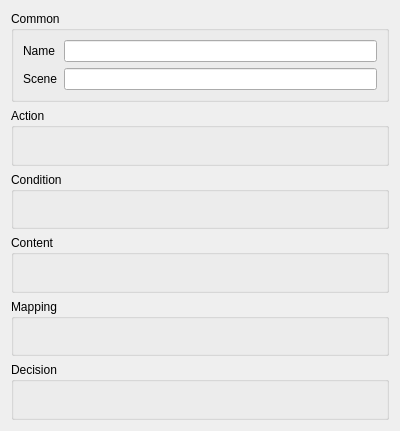
Above: GGEditor_src/ui/ggpageeditpanel.ui from kingnak/GameGenerator before the change. Below: the same form after it.
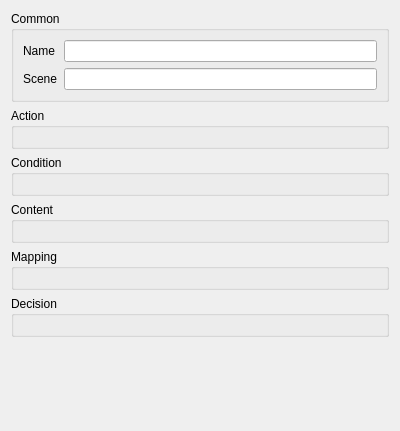
That is the form after the change. Custom widgets are drawn as their Qt base class.

```diff
--- a/GGEditor_src/ui/ggpageeditpanel.ui
+++ b/GGEditor_src/ui/ggpageeditpanel.ui
@@ -103,13 +103,32 @@
      </layout>
     </widget>
    </item>
+   <item>
+    <spacer name="verticalSpacer">
+     <property name="orientation">
+      <enum>Qt::Vertical</enum>
+     </property>
+     <property name="sizeHint" stdset="0">
+      <size>
+       <width>0</width>
+       <height>0</height>
+      </size>
+     </property>
+    </spacer>
+   </item>
   </layout>
  </widget>
  <customwidgets>
   <customwidget>
    <class>GGContentEditorWidget</class>
    <extends>QWidget</extends>
-   <header>ui/components/ggcontenteditorwidget.h</header>
+   <header>ui/panes/ggcontenteditorpane.h</header>
+   <container>1</container>
+  </customwidget>
+  <customwidget>
+   <class>GGConditionEditorPane</class>
+   <extends>QWidget</extends>
+   <header>ui/panes/ggconditioneditorpane.h</header>
    <container>1</container>
   </customwidget>
  </customwidgets>
```
Left out of the diff: 6 changed lines with no effect on the pictures.
